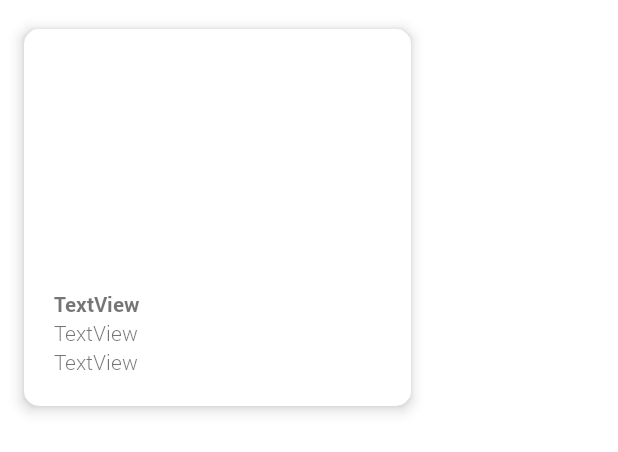
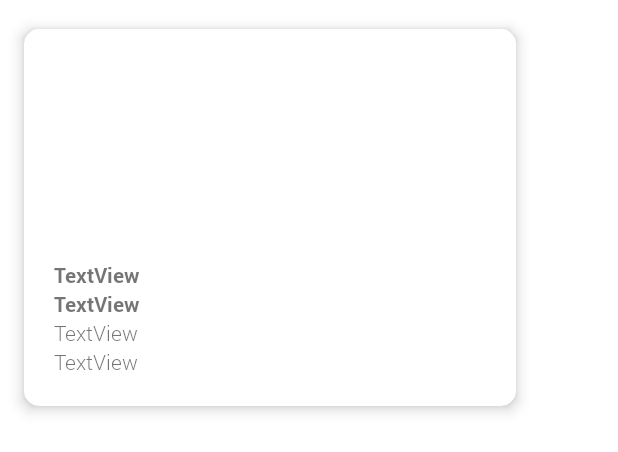
Before and after one commit to TheAp0cryphal/1Food, an Android app: the layout cardview.xml on its own in the app's theme, with its tools: preview values and no code run, on a phone screen of 412 x 824 dp. Shown: the top 452 px of the screen. Run offline under Robolectric (Android 15) with nearby library versions, the phone set to English and light mode, and no system bars; network calls fail.

```diff
--- a/app/src/main/java/com/project/onefood/RestaurantsList/RestaurantsRecyclerView.kt
+++ b/app/src/main/java/com/project/onefood/RestaurantsList/RestaurantsRecyclerView.kt
@@ -67,6 +67,7 @@ class RestaurantsRecyclerView(private val context: Context, private val list: Ar
                 intent.putExtra("restaurant_img", list[position].img)
                 intent.putExtra("restaurant_distance", tvRestaurantDistance.text)
                 intent.putExtra("place_id", list[position].place_id)
+                Log.d("sasdjhasd, ", list[position].toString())
                 context.startActivity(intent)
             }
             itemView.findViewById<ImageView>(R.id.favoriteBtn).setOnClickListener {
--- a/app/src/main/res/layout/activity_restaurant.xml
+++ b/app/src/main/res/layout/activity_restaurant.xml
@@ -185,6 +185,7 @@
         layout="@layout/tabbed_layout_restaurant"
         android:layout_width="417dp"
         android:layout_height="358dp"
+        android:layout_marginTop="20dp"
         app:layout_constraintBottom_toBottomOf="parent"
         app:layout_constraintEnd_toEndOf="parent"
         app:layout_constraintStart_toStartOf="parent"
--- a/app/src/main/res/layout/cardview.xml
+++ b/app/src/main/res/layout/cardview.xml
@@ -1,12 +1,13 @@
 <?xml version="1.0" encoding="utf-8"?>
 <androidx.cardview.widget.CardView
     xmlns:android="http://schemas.android.com/apk/res/android"
-    android:layout_width="270dp"
+    android:layout_width="340dp"
     android:layout_height="270dp"
     xmlns:app="http://schemas.android.com/apk/res-auto"
     android:layout_margin="10dp"
     app:cardUseCompatPadding="true"
     app:cardPreventCornerOverlap="false"
+    android:id="@+id/promoCard"
     app:cardCornerRadius="10dp"
     app:cardElevation="6dp">
 
@@ -21,11 +22,11 @@
     <ImageView
         android:id="@+id/promo_text_bg"
         android:layout_width="236dp"
-        android:layout_height="77dp"
+        android:layout_height="120dp"
         android:layout_gravity="bottom"
         android:layout_margin="10dp"
         app:srcCompat="@drawable/promo_bg_shape"
-        android:contentDescription="TODO"></ImageView>
+        android:contentDescription="TODO"/>
 
     <LinearLayout
         android:layout_width="214dp"
@@ -36,6 +37,14 @@
 
         <TextView
             android:id="@+id/promo_item_title"
+            android:fontFamily="@font/roboto_light"
+            android:textStyle="bold"
+            android:layout_width="match_parent"
+            android:layout_height="wrap_content"
+            android:text="TextView" />
+
+        <TextView
+            android:id="@+id/promo_item_restaurant"
             android:fontFamily="@font/roboto_light"
             android:textStyle="bold"
             android:layout_width="match_parent"
```
Also changed, not shown: app/src/main/java/com/project/onefood/MainMenu/MainMenuActivity.kt (+54 -1 lines), app/src/main/java/com/project/onefood/MainMenu/PromoAdapter/PromoRecyclerView.kt (+47 -10 lines), app/src/main/java/com/project/onefood/MainMenu/promoItem.kt (added, +10 -0 lines).
